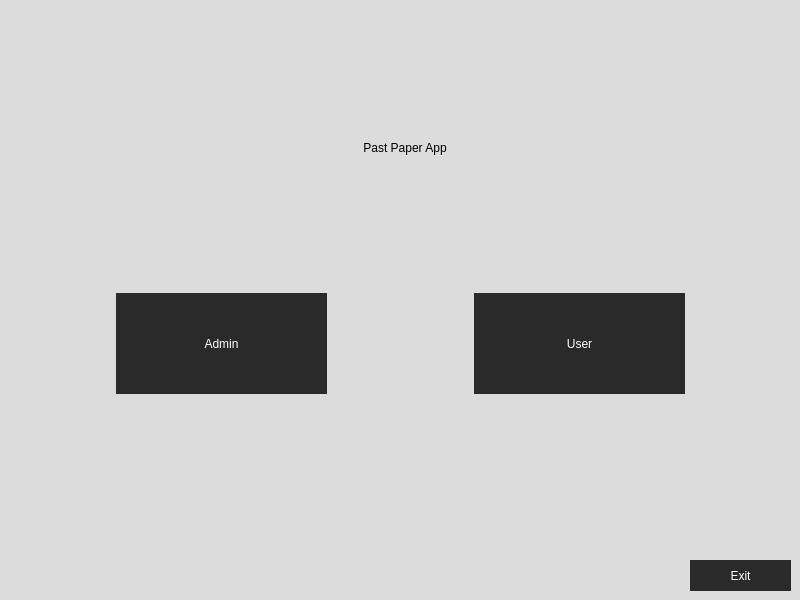
Before: the Qt Designer form Past_Paper_App/selection.ui in Ibraheem5002/Projects, drawn with Qt 5.
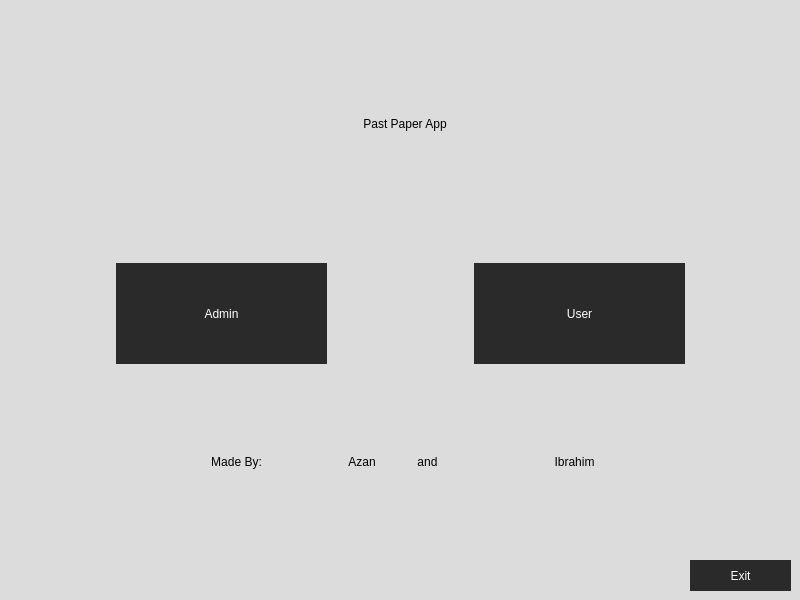
After: the same form once the commit is applied.

What changed in the file:
```diff
--- a/Past_Paper_App/selection.ui
+++ b/Past_Paper_App/selection.ui
@@ -232,6 +232,153 @@
       </item>
      </layout>
     </item>
+    <item>
+     <spacer name="verticalSpacer_4">
+      <property name="orientation">
+       <enum>Qt::Orientation::Vertical</enum>
+      </property>
+      <property name="sizeHint" stdset="0">
+       <size>
+        <width>20</width>
+        <height>44</height>
+       </size>
+      </property>
+     </spacer>
+    </item>
+    <item>
+     <layout class="QHBoxLayout" name="horizontalLayout_3">
+      <item>
+       <spacer name="horizontalSpacer_7">
+        <property name="orientation">
+         <enum>Qt::Orientation::Horizontal</enum>
+        </property>
+        <property name="sizeHint" stdset="0">
+         <size>
+          <width>68</width>
+          <height>20</height>
+         </size>
+        </property>
+       </spacer>
+      </item>
+      <item>
+       <widget class="QPushButton" name="pushButton">
+        <property name="minimumSize">
+         <size>
+          <width>211</width>
+          <height>61</height>
+         </size>
+        </property>
+        <property name="styleSheet">
+         <string notr="true">QPushButton
+{
+	color:BLACK;
+	background-color:rgb(220, 220, 220);
+	border:none;
+	font: 700 40pt &quot;Britannic&quot;;
+}</string>
+        </property>
+        <property name="text">
+         <string>Made By:</string>
+        </property>
+       </widget>
+      </item>
+      <item>
+       <widget class="QPushButton" name="Azan_Button">
+        <property name="minimumSize">
+         <size>
+          <width>0</width>
+          <height>61</height>
+         </size>
+        </property>
+        <property name="styleSheet">
+         <string notr="true">QPushButton
+{
+	color:BLACK;
+	background-color:rgb(220, 220, 220);
+	border:none;
+	font: 700 40pt &quot;Britannic&quot;;
+}
+
+QPushButton:hover
+{
+	color:WHITE;
+	background-color:rgb(220, 220, 220);
+	border:none;
+	font: 700 40pt &quot;Britannic&quot;;
+}</string>
+        </property>
+        <property name="text">
+         <string>Azan</string>
+        </property>
+       </widget>
+      </item>
+      <item>
+       <widget class="QPushButton" name="pushButton_3">
+        <property name="minimumSize">
+         <size>
+          <width>91</width>
+          <height>61</height>
+         </size>
+        </property>
+        <property name="styleSheet">
+         <string notr="true">QPushButton
+{
+	color:BLACK;
+	background-color:rgb(220, 220, 220);
+	border:none;
+	font: 700 40pt &quot;Britannic&quot;;
+}</string>
+        </property>
+        <property name="text">
+         <string>and</string>
+        </property>
+       </widget>
+      </item>
+      <item>
+       <widget class="QPushButton" name="Ibrahim_Button">
+        <property name="minimumSize">
+         <size>
+          <width>191</width>
+          <height>61</height>
+         </size>
+        </property>
+        <property name="styleSheet">
+         <string notr="true">QPushButton
+{
+	color:BLACK;
+	background-color:rgb(220, 220, 220);
+	border:none;
+	font: 700 40pt &quot;Britannic&quot;;
+}
+
+QPushButton:hover
+{
+	color:WHITE;
+	background-color:rgb(220, 220, 220);
+	border:none;
+	font: 700 40pt &quot;Britannic&quot;;
+}</string>
+        </property>
+        <property name="text">
+         <string>Ibrahim</string>
+        </property>
+       </widget>
+      </item>
+      <item>
+       <spacer name="horizontalSpacer_8">
+        <property name="orientation">
+         <enum>Qt::Orientation::Horizontal</enum>
+        </property>
+        <property name="sizeHint" stdset="0">
+         <size>
+          <width>68</width>
+          <height>20</height>
+         </size>
+        </property>
+       </spacer>
+      </item>
+     </layout>
+    </item>
     <item>
      <spacer name="verticalSpacer_2">
       <property name="orientation">
@@ -240,7 +387,7 @@
       <property name="sizeHint" stdset="0">
        <size>
         <width>20</width>
-        <height>160</height>
+        <height>44</height>
        </size>
       </property>
      </spacer>
```
